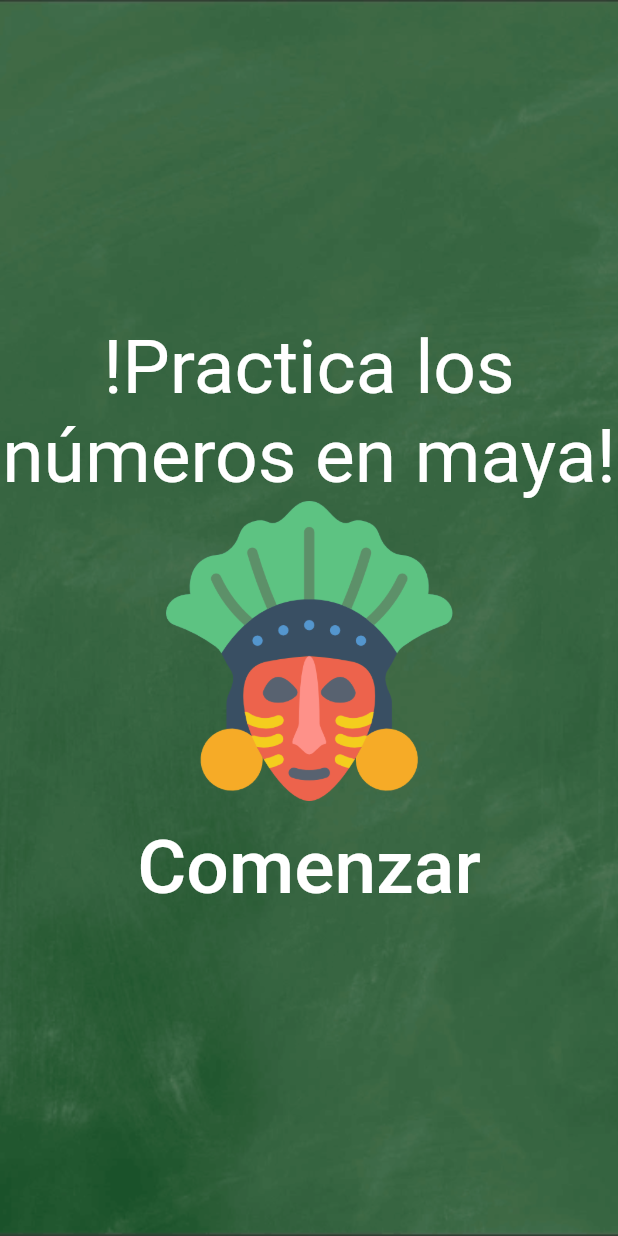
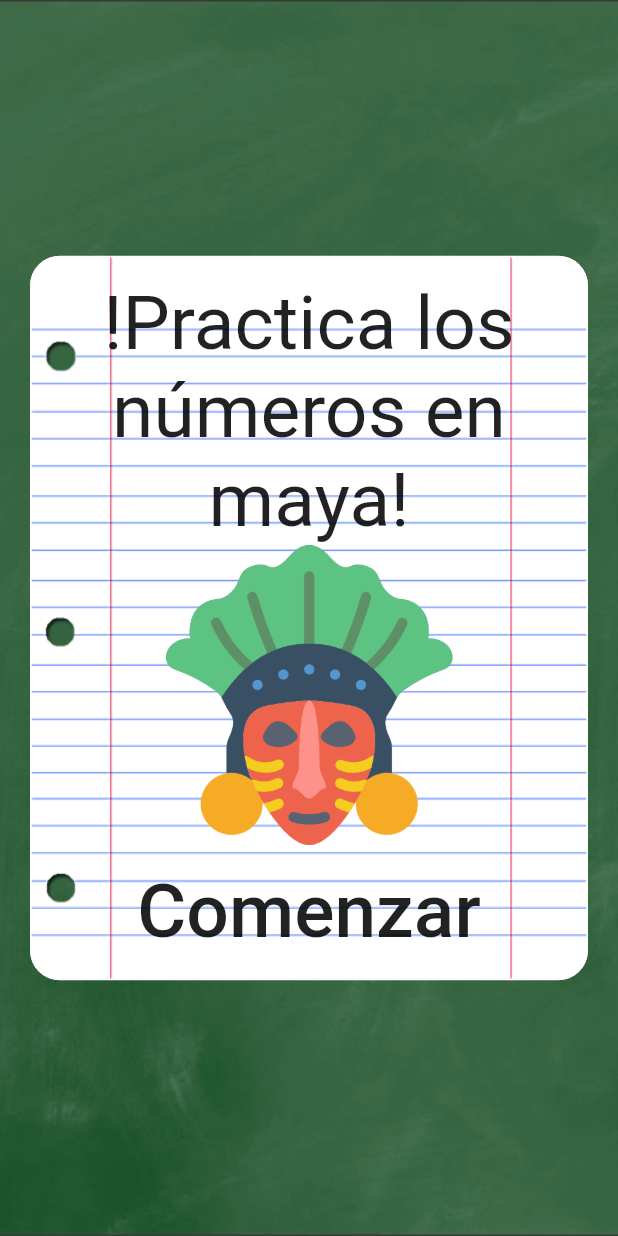
Before and after one commit to pabload/practicanumerosmaya, a Flutter app: the screen it shows after launch, on a phone screen of 412 x 824 dp. Run offline on Flutter 3.47's test engine with Material 2 defaults, Android fonts, the phone set to English and light mode, and no system bars; our stand-ins replace bloc, flutter_bloc, freezed_annotation; missing offline and left inert: dart:html; generated files the repository leaves out were written again.

Commit message:
se agrego detalles

```diff
--- a/lib/interfaces/paginas/principal/principal.dart
+++ b/lib/interfaces/paginas/principal/principal.dart
@@ -22,6 +22,23 @@ class PaginaPrincipal extends StatelessWidget {
               ),
             ),
             child: Center(
+                child: Padding(
+              padding: const EdgeInsets.all(20.0),
+              child: Container(
+                decoration: BoxDecoration(
+                  border: Border.all(
+                    color: Colors.white,
+                  ),
+                  borderRadius: BorderRadius.all(
+                    Radius.circular(20),
+                  ),
+                  image: DecorationImage(
+                    image: AssetImage("assets/fondolibreta.png"),
+                    fit: BoxFit.cover,
+                  ),
+                ),
+                child: Padding(
+                  padding: const EdgeInsets.all(15.0),
                   child: Column(
                     mainAxisSize: MainAxisSize.min,
                     crossAxisAlignment: CrossAxisAlignment.center,
@@ -29,7 +46,7 @@ class PaginaPrincipal extends StatelessWidget {
                       Text(
                         '!Practica los números en maya!',
                         textAlign: TextAlign.center,
-                  style: TextStyle(color: Colors.white, fontSize: 50),
+                        style: TextStyle( fontSize: 50),
                       ),
                       Image.asset(
                         'assets/mascara.png',
@@ -42,17 +59,23 @@ class PaginaPrincipal extends StatelessWidget {
                         child: Text(
                           'Comenzar',
                           textAlign: TextAlign.center,
-                    style: TextStyle(color: Colors.white, fontSize: 50),
+                          style: TextStyle(fontSize: 50),
                         ),
                         onPressed: () {
-                    context.read<PaginaPracticaCubit>().generarNuevoNumero();
+                          context
+                              .read<PaginaPracticaCubit>()
+                              .generarNuevoNumero();
                           Navigator.push(
                             context,
-                      MaterialPageRoute(builder: (context) => PaginaPractica()),
+                            MaterialPageRoute(
+                                builder: (context) => PaginaPractica()),
                           );
                         },
                       )
                     ],
+                  ),
+                ),
+              ),
             )),
           ),
         );
```
Also changed, not shown: assets/fondolibreta.png (added). Lines whose indentation alone changed are shown as unchanged.
